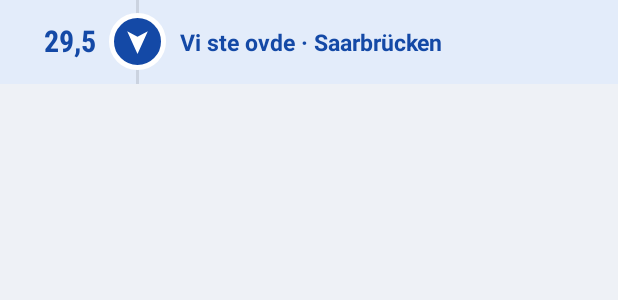
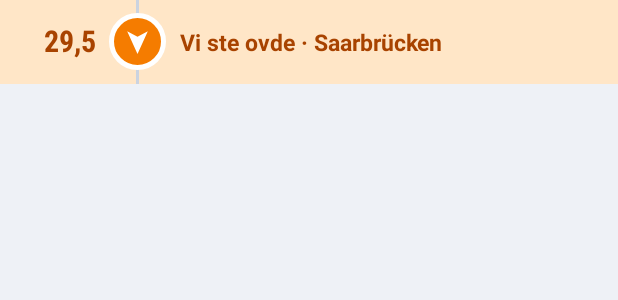
Before and after one commit to zeljkobilbija/AutobahnInfo, an Android app: the layout item_ovde.xml on its own in the app's theme, with its tools: preview values and no code run, on a phone screen of 412 x 824 dp. Shown: the top 300 px of the screen. Run offline under Robolectric (Android 15) with nearby library versions, the phone set to English and light mode, and no system bars.

Commit message:
Red „Vi ste ovde“ u narandžastoj boji (krug, tekst i pozadina), da se bolje vidi
Co-Authored-By: Claude Opus 5.5 <noreply@anthropic.com>
Claude-Session: https://claude.ai/code/session_012mNDwUmcF2gTe1Vend7Vgf

```diff
--- a/app/src/main/res/drawable/bg_ovde_krug.xml
+++ b/app/src/main/res/drawable/bg_ovde_krug.xml
@@ -1,5 +1,5 @@
 <?xml version="1.0" encoding="utf-8"?>
 <shape xmlns:android="http://schemas.android.com/apk/res/android" android:shape="oval">
-    <solid android:color="@color/plava" />
+    <solid android:color="@color/ovde" />
     <stroke android:width="3dp" android:color="@color/povrsina" />
 </shape>
--- a/app/src/main/res/layout/item_ovde.xml
+++ b/app/src/main/res/layout/item_ovde.xml
@@ -17,7 +17,7 @@
         android:fontFamily="sans-serif-condensed"
         android:gravity="end"
         android:includeFontPadding="false"
-        android:textColor="@color/plava_tekst"
+        android:textColor="@color/ovde_tekst"
         android:textSize="20sp"
         android:textStyle="bold"
         tools:text="29,5" />
@@ -50,7 +50,7 @@
         android:layout_width="0dp"
         android:layout_height="wrap_content"
         android:layout_weight="1"
-        android:textColor="@color/plava_tekst"
+        android:textColor="@color/ovde_tekst"
         android:textSize="15sp"
         android:textStyle="bold"
         tools:text="Vi ste ovde · Saarbrücken" />
--- a/app/src/main/res/values-night/colors.xml
+++ b/app/src/main/res/values-night/colors.xml
@@ -23,5 +23,7 @@
     <color name="plava_tekst">#8FB0F0</color>
     <color name="hrana">#F2A39A</color>
     <color name="kasnjenje">#FF8A80</color>
-    <color name="ovde_pozadina">#1A2740</color>
+    <color name="ovde_pozadina">#4A2A08</color>
+    <color name="ovde">#FF8F1F</color>
+    <color name="ovde_tekst">#FFC27A</color>
 </resources>
--- a/app/src/main/res/values/colors.xml
+++ b/app/src/main/res/values/colors.xml
@@ -31,7 +31,9 @@
     <color name="pumpa_tekst">#1B1300</color>
     <color name="hrana">#7A1E14</color>
     <color name="kasnjenje">#C62828</color>
-    <color name="ovde_pozadina">#E3ECFA</color>
+    <color name="ovde_pozadina">#FFE6C7</color>
+    <color name="ovde">#F57C00</color>
+    <color name="ovde_tekst">#A84300</color>
 
     <color name="splash_pozadina">#1449A6</color>
     <color name="ic_launcher_background">#1449A6</color>
```
